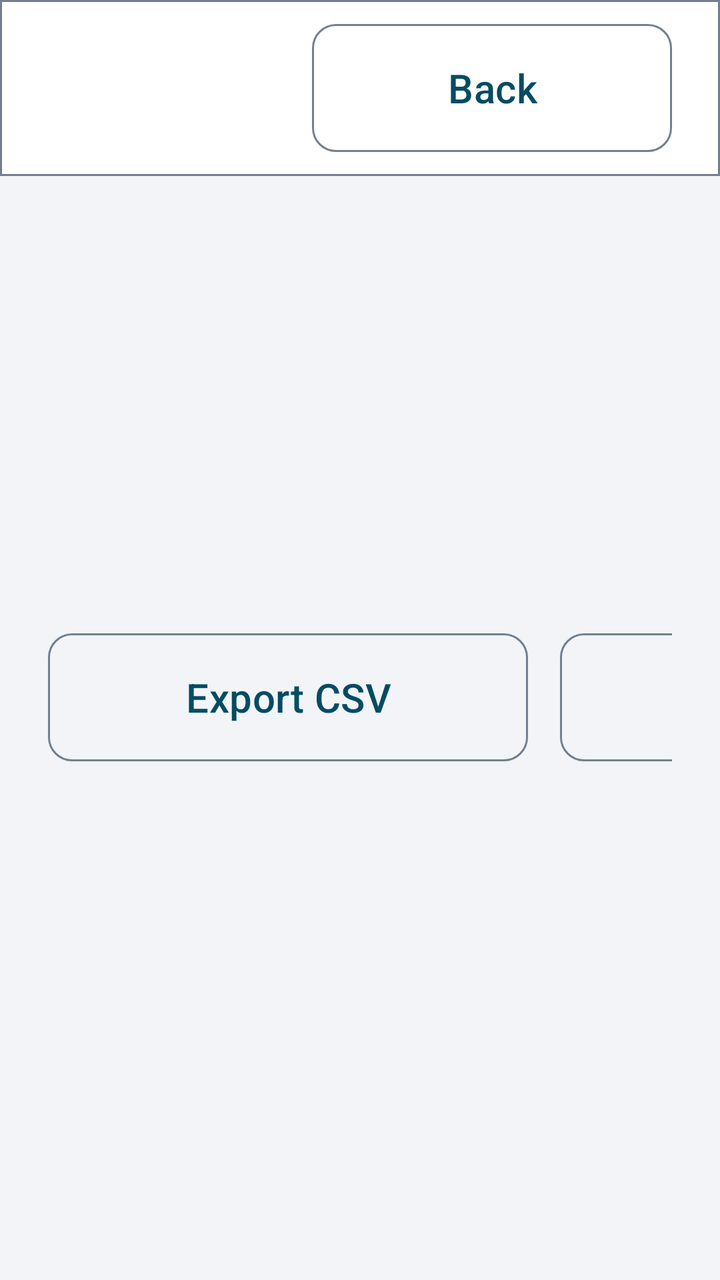
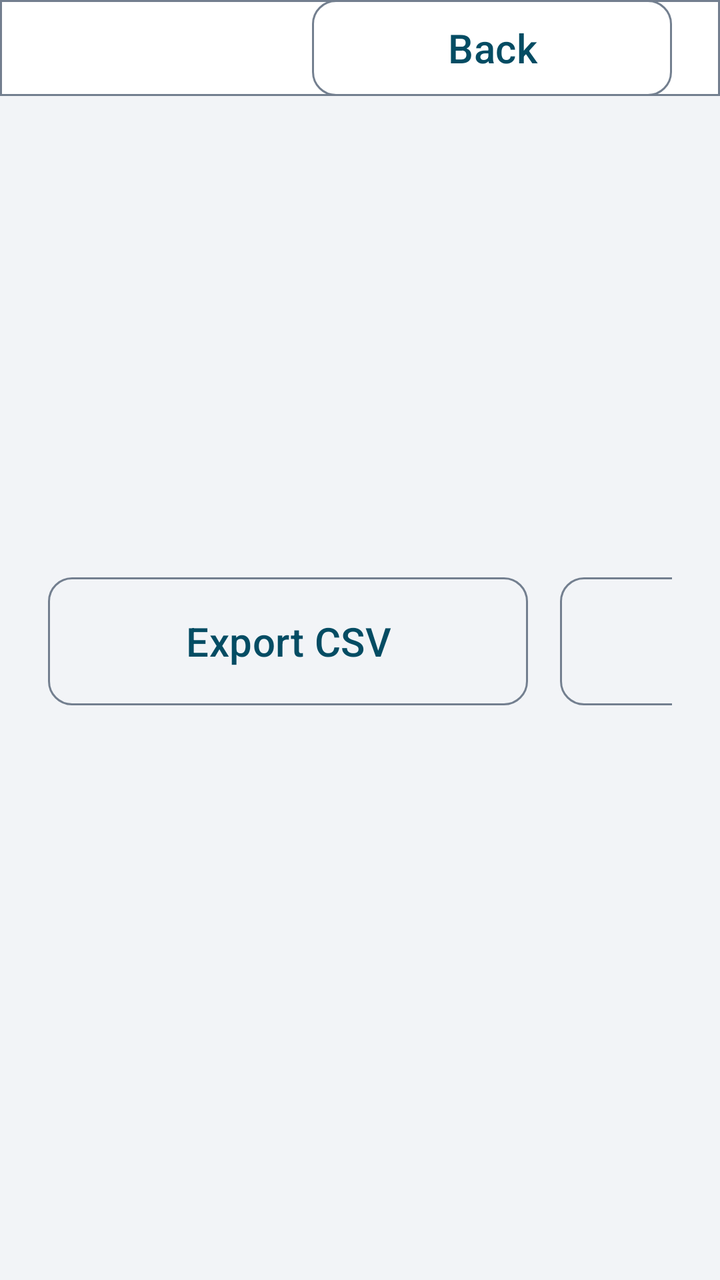

Two renders of the same Android screen: before a commit and after it. Below are the layout's source before the change and the commit's diff.
<!-- AndroidManifest.xml: application theme Theme.EVChargePilot -->
<!-- res/layout/activity_trip_export.xml -->
<?xml version="1.0" encoding="utf-8"?>
<LinearLayout xmlns:android="http://schemas.android.com/apk/res/android"
    android:layout_width="match_parent"
    android:layout_height="match_parent"
    android:orientation="vertical">

    <LinearLayout
        android:layout_width="match_parent"
        android:layout_height="88dp"
        android:background="@drawable/bg_topbar"
        android:gravity="center_vertical"
        android:orientation="horizontal"
        android:paddingStart="@dimen/spacing_lg"
        android:paddingEnd="@dimen/spacing_lg">

        <TextView
            android:id="@+id/exportTitle"
            android:layout_width="0dp"
            android:layout_height="wrap_content"
            android:layout_weight="1"
            android:textAppearance="@style/Text.EV.Title" />

        <com.google.android.material.button.MaterialButton
            android:id="@+id/backAction"
            style="@style/Widget.EV.Button.Outlined"
            android:layout_width="180dp"
            android:layout_height="@dimen/touch_target"
            android:text="@string/action_back" />
    </LinearLayout>

    <LinearLayout
        android:layout_width="match_parent"
        android:layout_height="0dp"
        android:layout_weight="1"
        android:gravity="center"
        android:orientation="vertical"
        android:padding="@dimen/spacing_lg">

        <TextView
            android:id="@+id/exportMessage"
            android:layout_width="1100dp"
            android:layout_height="wrap_content"
            android:gravity="center"
            android:textAppearance="@style/Text.EV.Body" />

        <LinearLayout
            android:layout_width="wrap_content"
            android:layout_height="wrap_content"
            android:layout_marginTop="@dimen/spacing_lg"
            android:orientation="horizontal">

            <com.google.android.material.button.MaterialButton
                android:id="@+id/exportCsvAction"
                style="@style/Widget.EV.Button.Outlined"
                android:layout_width="240dp"
                android:layout_height="@dimen/touch_target"
                android:text="@string/action_export_csv" />

            <com.google.android.material.button.MaterialButton
                android:id="@+id/exportJsonAction"
                style="@style/Widget.EV.Button.Outlined"
                android:layout_width="240dp"
                android:layout_height="@dimen/touch_target"
                android:layout_marginStart="@dimen/spacing_md"
                android:text="@string/action_export_json" />

            <com.google.android.material.button.MaterialButton
                android:id="@+id/shareAction"
                style="@style/Widget.EV.Button.Outlined"
                android:layout_width="240dp"
                android:layout_height="@dimen/touch_target"
                android:layout_marginStart="@dimen/spacing_md"
                android:text="@string/action_share_export" />
        </LinearLayout>

        <TextView
            android:id="@+id/exportStatus"
            android:layout_width="1100dp"
            android:layout_height="wrap_content"
            android:layout_marginTop="@dimen/spacing_lg"
            android:gravity="center"
            android:textAppearance="@style/Text.EV.Body"
            android:accessibilityLiveRegion="polite" />

        <TextView
            android:id="@+id/exportPath"
            android:layout_width="1400dp"
            android:layout_height="wrap_content"
            android:layout_marginTop="@dimen/spacing_sm"
            android:gravity="center"
            android:textAppearance="@style/Text.EV.Secondary" />
    </LinearLayout>
</LinearLayout>
<!-- resources referenced by this layout -->
<resources>
  <dimen name="spacing_lg">24dp</dimen>
  <dimen name="spacing_md">16dp</dimen>
  <dimen name="spacing_sm">8dp</dimen>
  <dimen name="touch_target">72dp</dimen>
  <!-- drawable bg_topbar (drawable) -->
  <?xml version="1.0" encoding="utf-8"?>
  <shape xmlns:android="http://schemas.android.com/apk/res/android" android:shape="rectangle">
      <solid android:color="@color/ev_surface" />
      <stroke android:width="1dp" android:color="@color/ev_outline" />
  </shape>
  <string name="action_back">Back</string>
  <string name="action_export_csv">Export CSV</string>
  <string name="action_export_json">Export JSON</string>
  <string name="action_share_export">Share file</string>
  <style name="Text.EV.Body" parent="TextAppearance.Material3.BodyLarge">
          <item name="android:textSize">@dimen/text_body</item>
          <item name="android:textColor">@color/ev_text_primary</item>
      </style>
  <style name="Text.EV.Secondary" parent="TextAppearance.Material3.BodyMedium">
          <item name="android:textSize">@dimen/text_secondary</item>
          <item name="android:textColor">@color/ev_text_secondary</item>
      </style>
  <style name="Text.EV.Title" parent="TextAppearance.Material3.TitleLarge">
          <item name="android:textSize">@dimen/text_title</item>
          <item name="android:textColor">@color/ev_text_primary</item>
      </style>
  <style name="Widget.EV.Button.Outlined" parent="Widget.Material3.Button.OutlinedButton">
          <item name="shapeAppearanceOverlay">@style/ShapeAppearanceOverlay.EV.Button</item>
          <item name="android:minHeight">@dimen/touch_target</item>
          <item name="android:textSize">@dimen/text_body</item>
          <item name="android:paddingStart">@dimen/spacing_lg</item>
          <item name="android:paddingEnd">@dimen/spacing_lg</item>
      </style>
  <color name="ev_surface">#FFFFFFFF</color>
  <color name="ev_outline">#FF737F8F</color>
  <dimen name="text_body">20sp</dimen>
  <color name="ev_text_primary">#FF101418</color>
  <dimen name="text_secondary">17sp</dimen>
  <color name="ev_text_secondary">#FF414B55</color>
  <dimen name="text_title">26sp</dimen>
  <style name="ShapeAppearanceOverlay.EV.Button" parent="">
          <item name="cornerSize">@dimen/ev_corner</item>
      </style>
  <color name="ev_accent">#FF044C63</color>
  <color name="ev_on_accent">#FFFFFFFF</color>
  <color name="ev_surface_raised">#FFE4E8ED</color>
  <color name="ev_background">#FFF2F4F7</color>
  <color name="ev_error">#FF8F0F18</color>
  <style name="ThemeOverlay.EVChargePilot.Dialog" parent="ThemeOverlay.EV.Dialog">
          <item name="materialAlertDialogTitleTextStyle">@style/EVChargePilot.Dialog.Title</item>
          <item name="materialAlertDialogBodyTextStyle">@style/EVChargePilot.Dialog.Body</item>
      </style>
  <dimen name="ev_corner">12dp</dimen>
  <style name="EVChargePilot.Dialog.Title" parent="MaterialAlertDialog.Material3.Title.Text">
          <item name="android:textSize">@dimen/text_title</item>
          <item name="android:textColor">@color/ev_text_primary</item>
      </style>
  <style name="EVChargePilot.Dialog.Body" parent="MaterialAlertDialog.Material3.Body.Text">
          <item name="android:textSize">@dimen/text_secondary</item>
          <item name="android:textColor">@color/ev_text_primary</item>
          <item name="android:lineSpacingMultiplier">1.2</item>
      </style>
  <style name="Widget.EV.DialogButton" parent="Widget.Material3.Button.TextButton.Dialog">
          <item name="shapeAppearanceOverlay">@style/ShapeAppearanceOverlay.EV.Button</item>
          <item name="android:minHeight">@dimen/touch_target</item>
          <item name="android:minWidth">140dp</item>
          <item name="android:textSize">@dimen/text_body</item>
      </style>
  <!-- unchanged entries left out for length: 2 -->
</resources>

<!-- the commit's change to res/layout/activity_trip_export.xml (unified diff, before → after) -->
@@ -6,7 +6,7 @@
 
     <LinearLayout
         android:layout_width="match_parent"
-        android:layout_height="88dp"
+        android:layout_height="@dimen/chargepilot_bar_height"
         android:background="@drawable/bg_topbar"
         android:gravity="center_vertical"
         android:orientation="horizontal"
@@ -24,7 +24,9 @@
             android:id="@+id/backAction"
             style="@style/Widget.EV.Button.Outlined"
             android:layout_width="180dp"
-            android:layout_height="@dimen/touch_target"
+            android:layout_height="match_parent"
+            android:insetTop="0dp"
+            android:insetBottom="0dp"
             android:text="@string/action_back" />
     </LinearLayout>
 
@@ -34,7 +36,10 @@
         android:layout_weight="1"
         android:gravity="center"
         android:orientation="vertical"
-        android:padding="@dimen/spacing_lg">
+        android:paddingStart="@dimen/spacing_lg"
+        android:paddingTop="@dimen/chargepilot_bar_gap"
+        android:paddingEnd="@dimen/spacing_lg"
+        android:paddingBottom="@dimen/spacing_lg">
 
         <TextView
             android:id="@+id/exportMessage"
<!-- resource entries referenced after the edit -->
@@ -1,5 +1,7 @@
 <!-- resources referenced by this layout -->
 <resources>
+  <dimen name="chargepilot_bar_gap">@dimen/spacing_sm</dimen>
+  <dimen name="chargepilot_bar_height">48dp</dimen>
   <dimen name="spacing_lg">24dp</dimen>
   <dimen name="spacing_md">16dp</dimen>
   <dimen name="spacing_sm">8dp</dimen>
